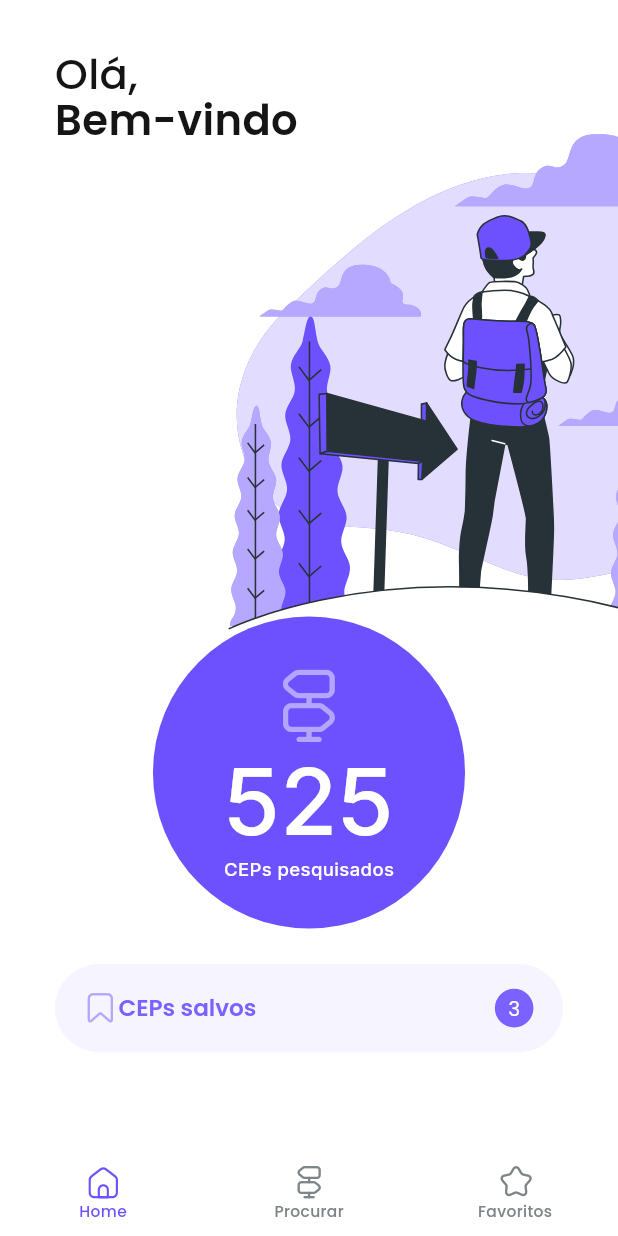
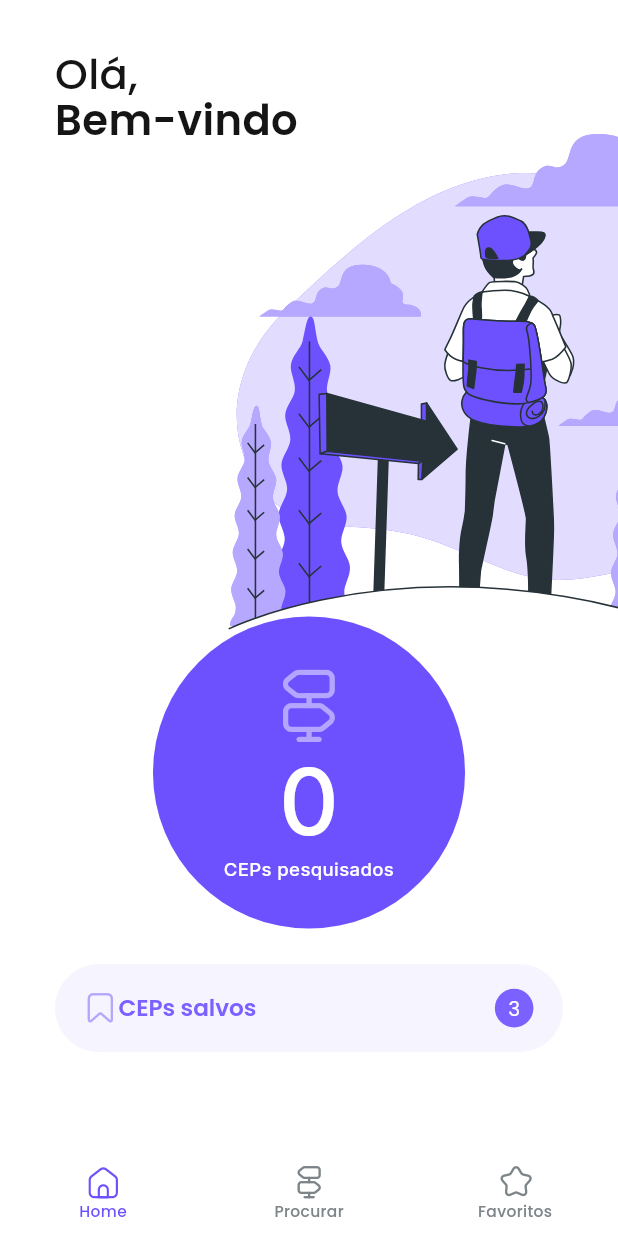
Before and after one commit to GTourinho/buscaCep, a Flutter app: the screen it shows after launch, on a phone screen of 412 x 824 dp. Run offline on Flutter 3.47's test engine with Material 2 defaults, Android fonts, the phone set to English and light mode, and no system bars; our stand-ins replace bloc, dio, equatable, flutter_bloc, flutter_screenutil, flutter_svg and 2 more.

Commit message:
Display amount of searched CEPS implemented

```diff
--- a/lib/bloc/cep/cep_bloc.dart
+++ b/lib/bloc/cep/cep_bloc.dart
@@ -1,3 +1,5 @@
+import 'dart:developer';
+
 import 'package:bloc/bloc.dart';
 import 'package:localstorage/localstorage.dart';
 import 'package:myapp/bloc/cep/cep_event.dart';
@@ -9,19 +11,45 @@ class CepBloc extends Bloc<CepEvent, CepState> {
   CepBloc() : super(CepInitial()) {
     final ApiRepository apiRepository = ApiRepository();
     final LocalStorage storage = LocalStorage('ceps');
+
     List<CepModel> cepModels = [];
+
+    getSearchAmount() async {
+      await storage.ready;
+      final searchAmount = await storage.getItem('searchAmount');
+      return searchAmount != null ? int.parse(searchAmount) : 0;
+    }
+
+    getSavedAmount() async {
+      await storage.ready;
+      final savedAmount = await storage.getItem('savedAmount');
+      return savedAmount != null ? int.parse(savedAmount) : 0;
+    }
+
+    on<GetAmounts>((event, emit) async {
+      await storage.ready;
+      emit(CepAmountsLoading());
+      final int searchAmount = await getSearchAmount();
+      final int savedAmount = await getSavedAmount();
+      emit(CepAmountsLoaded(searchAmount, savedAmount));
+    });
 
     on<GetCep>((event, emit) async {
       try {
         emit(CepLoading());
         final mList = await apiRepository.fetchCepList(event.cep);
-        emit(CepLoaded(mList));
+
         if (mList.error != '') {
           emit(CepError(mList.error));
         }
         if (mList.cep == '') {
           emit(const CepError(
               "Não conseguimos localizar seu endereço, verifique se as informações passadas estão corretas"));
+        } else {
+          emit(CepLoaded(mList));
+          final searchAmount = await getSearchAmount();
+          await storage.ready;
+          await storage.setItem('searchAmount', (searchAmount + 1).toString());
         }
       } on NetworkError {
         emit(
@@ -31,20 +59,24 @@ class CepBloc extends Bloc<CepEvent, CepState> {
       }
     });
 
+    isStorageEmpty(mList) {
+      return mList == null;
+    }
+
     on<SaveCep>(
       (event, emit) async {
         try {
           emit(CepSaving());
-          final mList = storage.getItem('ceps');
-          if (mList == null) {
-            cepModels = [];
-          } else {
-            cepModels = cepModels = await CepModel.fromJsonList(mList);
-          }
+          final mList = await storage.getItem('ceps');
+          isStorageEmpty(mList)
+              ? cepModels = []
+              : cepModels = await CepModel.fromJsonList(mList);
           cepModels.add(event.cepModel);
+          emit(CepSaved(event.cepModel));
           await storage.ready;
-          storage.setItem('ceps', CepModel.toJsonList(cepModels));
-          emit(CepSaved(event.cepModel));
+          await storage.setItem('ceps', CepModel.toJsonList(cepModels));
+          await storage.ready;
+          await storage.setItem('savedAmount', (cepModels.length).toString());
         } on Error {
           emit(const CepError("Erro ao salvar o cep"));
         }
@@ -55,12 +87,10 @@ class CepBloc extends Bloc<CepEvent, CepState> {
       (event, emit) async {
         try {
           await storage.ready;
-          final mList = await CepModel.fromJsonList(storage.getItem('ceps'));
-          if (mList == null) {
-            emit(const CepError("Não há ceps salvos"));
-          } else {
-            emit(SavedCepsLoaded(mList));
-          }
+          final mList = await storage.getItem('ceps');
+          isStorageEmpty(mList)
+              ? emit(const CepError("Não há ceps salvos"))
+              : emit(SavedCepsLoaded(CepModel.fromJsonList(mList)));
         } on NetworkError {
           emit(
             const CepError(
--- a/lib/bloc/cep/cep_event.dart
+++ b/lib/bloc/cep/cep_event.dart
@@ -21,3 +21,7 @@ class SaveCep extends CepEvent {
 class GetSavedCeps extends CepEvent {
   const GetSavedCeps();
 }
+
+class GetAmounts extends CepEvent {
+  const GetAmounts();
+}
--- a/lib/bloc/cep/cep_state.dart
+++ b/lib/bloc/cep/cep_state.dart
@@ -35,3 +35,11 @@ class CepError extends CepState {
   final String? message;
   const CepError(this.message);
 }
+
+class CepAmountsLoading extends CepState {}
+
+class CepAmountsLoaded extends CepState {
+  final int searchAmount;
+  final int savedAmount;
+  const CepAmountsLoaded(this.searchAmount, this.savedAmount);
+}
--- a/lib/screens/home.dart
+++ b/lib/screens/home.dart
@@ -1,25 +1,43 @@
+import 'package:flutter_bloc/flutter_bloc.dart';
 import 'package:google_fonts/google_fonts.dart';
 import 'package:flutter/material.dart';
 import 'package:myapp/custom_icons_icons.dart';
 import 'package:flutter_screenutil/flutter_screenutil.dart';
 import 'package:flutter_svg/flutter_svg.dart';
+import '../bloc/cep/blocs.dart';
 import '../widgets/bottom_navigation.dart';
 
-class Home extends StatelessWidget {
+class Home extends StatefulWidget {
   const Home({Key? key}) : super(key: key);
+
+  @override
+  State<Home> createState() => _HomeState();
+}
+
+class _HomeState extends State<Home> {
+  @override
+  void initState() {
+    BlocProvider.of<CepBloc>(context).add(const GetAmounts());
+    super.initState();
+  }
+
   @override
   Widget build(BuildContext context) {
+    return BlocBuilder<CepBloc, CepState>(
+      builder: (context, state) {
         return Scaffold(
           extendBodyBehindAppBar: true,
           body: Stack(
-        children: const [
-          WelcomeBar(),
-          BackgroundImage(),
-          SearchAmounts(),
-          SavedCEPS(),
+            children: [
+              const WelcomeBar(),
+              const BackgroundImage(),
+              searchAmounts(context, state),
+              const SavedCEPS(),
             ],
           ),
           bottomNavigationBar: const BottomNavigation(),
+        );
+      },
     );
   }
 }
@@ -97,10 +115,7 @@ class BackgroundImage extends StatelessWidget {
   }
 }
 
-class SearchAmounts extends StatelessWidget {
-  const SearchAmounts({Key? key}) : super(key: key);
-  @override
-  Widget build(BuildContext context) {
+Widget searchAmounts(BuildContext context, CepState state) {
   return Positioned(
     top: ScreenUtil().setHeight(399),
     left: ScreenUtil().setWidth(79),
@@ -111,12 +126,12 @@ class SearchAmounts extends StatelessWidget {
         shape: BoxShape.circle,
         color: Color.fromARGB(255, 109, 81, 255),
       ),
-        child: searchAmountsDetails(),
+      child: searchAmountsDetails(context, state),
     ),
   );
 }
 
-  Column searchAmountsDetails() {
+Column searchAmountsDetails(BuildContext context, CepState state) {
   return Column(
     mainAxisAlignment: MainAxisAlignment.center,
     children: [
@@ -125,15 +140,16 @@ class SearchAmounts extends StatelessWidget {
         size: ScreenUtil().setHeight(52),
         color: const Color.fromARGB(255, 180, 166, 255),
       ),
-        searchAmountsDetailsText(),
+      searchAmountsDetailsText(context, state),
     ],
   );
 }
 
-  Text searchAmountsDetailsText() {
+Text searchAmountsDetailsText(BuildContext context, CepState state) {
   return Text.rich(
+    textAlign: TextAlign.center,
     TextSpan(
-        text: '525',
+      text: state is CepAmountsLoaded ? state.searchAmount.toString() : '0',
       style: GoogleFonts.inter(
         fontSize: ScreenUtil().setSp(60),
         fontWeight: FontWeight.w500,
@@ -151,7 +167,6 @@ class SearchAmounts extends StatelessWidget {
       ],
     ),
   );
-  }
 }
 
 class SavedCEPS extends StatelessWidget {
```
Lines whose indentation alone changed are shown as unchanged.
